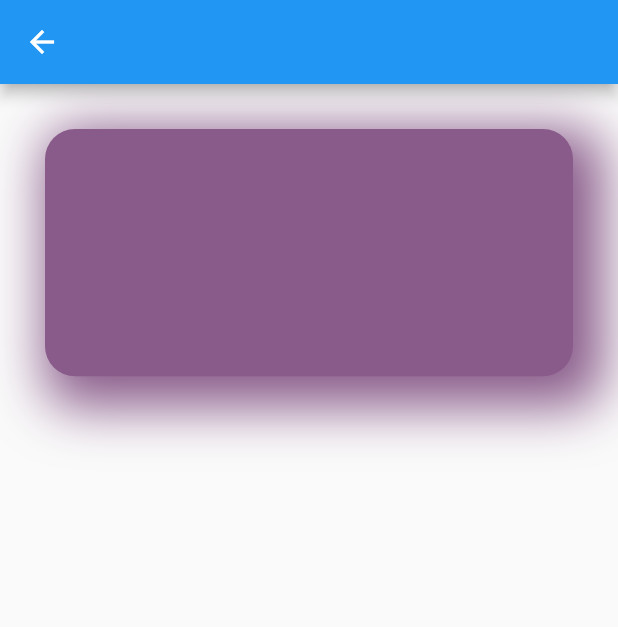
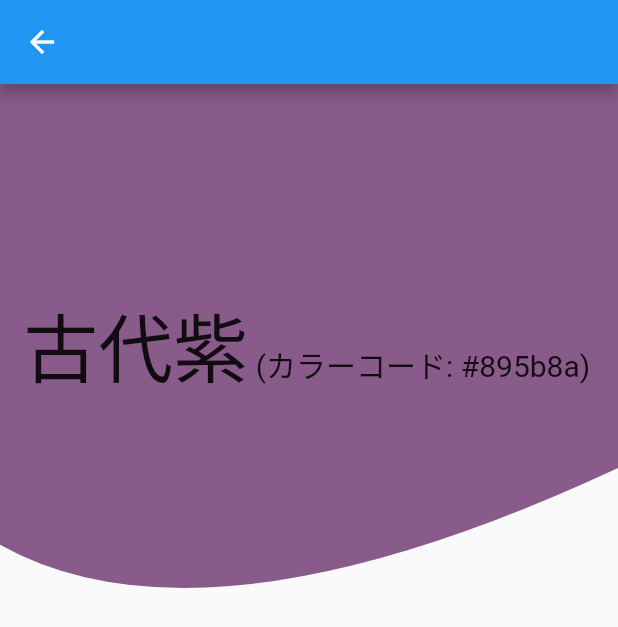
Before and after one commit to a5chin/Color-App, a Flutter app: the screen it shows after launch, after a tap on "古代紫", on a phone screen of 412 x 824 dp. Shown: the top 627 px of the screen. Run offline on Flutter 3.47's test engine with Material 2 defaults, Android fonts, the phone set to English and light mode, and no system bars; our stand-ins replace google_fonts.

Commit message:
Develop (#9)
* create hexcolor class (#1)

* create details.dart (#2)

* create hexcolor class (#4)

* create hexcolor class (#6)

* Feature/details (#8)

* create details.dart

* Develop (#3)

* create hexcolor class (#1)

* create details.dart (#2)

* Develop (#5)

* create hexcolor class (#1)

* create details.dart (#2)

* create hexcolor class (#4)

* create ColorList

* modified Details class

* modified design

* add copy object

Co-authored-by: Eigo Hara <hara.e@MD.LOCAL>

Co-authored-by: Eigo Hara <hara.e@MD.LOCAL>

```diff
--- a/lib/main.dart
+++ b/lib/main.dart
@@ -1,6 +1,5 @@
 import 'package:flutter/material.dart';
-import 'models/hexcolor.dart';
-import 'models/details.dart';
+import 'models/colorlist.dart';
 
 void main() {
   runApp(const MyApp());
@@ -44,44 +43,17 @@ class _MyHomePageState extends State<MyHomePage> {
     List<String> _names = ['古代紫', '茄子紺', '二藍', '京紫', '蒲葡', '若紫'];
 
     return Scaffold(
-        appBar: AppBar(
-          title: Text(widget.title),
-        ),
-        body: ListView(children: <Widget>[
-          for (var i = 0; i < _colors.length; i++)
-            GestureDetector(
-              child: Hero(
-                tag: '1',
-                child: Container(
-                  height: _size.height / 6,
-                  width: _size.width,
-                  margin: const EdgeInsets.all(30),
-                  decoration: BoxDecoration(
-                    color: HexColor(_colors[i]),
-                    borderRadius: BorderRadius.circular(20.0),
-                    boxShadow: [
-                      BoxShadow(
-                        color: HexColor(_colors[i]),
-                        spreadRadius: 10.0,
-                        blurRadius: 30.0,
-                        offset: const Offset(10, 10),
-                      ),
-                    ],
-                  ),
-                  child: Center(child: Text(_names[i])),
-                ),
-              ),
-              onTap: () {
-                Navigator.push(
-                  context,
-                  MaterialPageRoute(
-                    builder: (context) {
-                      return Details();
-                    },
-                  ),
-                );
-              },
-            ),
-        ]));
+      appBar: AppBar(
+        title: Text(widget.title),
+      ),
+      body: ListView(children: <Widget>[
+        for (var i = 0; i < _colors.length; i += 2)
+          Row(
+            children: <Widget>[
+              ColorList(_size.height, (_size.width - 120) / 2, _colors[i], _names[i]),
+              ColorList(_size.height, (_size.width - 120) / 2, _colors[i + 1], _names[i + 1])
+            ]
+          )
+      ]));
   }
 }
--- /dev/null
+++ b/lib/models/colorlist.dart
@@ -0,0 +1,56 @@
+import 'package:flutter/material.dart';
+import 'package:google_fonts/google_fonts.dart';
+import './hexcolor.dart';
+import '../models/details.dart';
+
+class ColorList extends StatelessWidget {
+  double height;
+  double width;
+  String color;
+  String name;
+
+  ColorList(this.height, this.width, this.color, this.name);
+
+  @override
+  Widget build(BuildContext context) {
+    const String _style = 'Yuji Syuku';
+
+    return GestureDetector(
+      child: Hero(
+        tag: color,
+        child: Container(
+          height: height / 6,
+          width: width,
+          margin: const EdgeInsets.all(30),
+          decoration: BoxDecoration(
+            color: HexColor(color),
+            borderRadius: BorderRadius.circular(20.0),
+            boxShadow: [
+              BoxShadow(
+                color: HexColor(color),
+                spreadRadius: 10.0,
+                blurRadius: 30.0,
+                offset: const Offset(10, 10),
+              ),
+            ],
+          ),
+          child: Center(
+              child: Text(
+            name,
+            style: GoogleFonts.getFont(_style, fontSize: 45),
+          )),
+        ),
+      ),
+      onTap: () {
+        Navigator.push(
+          context,
+          MaterialPageRoute(
+            builder: (context) {
+              return Details(color, name);
+            },
+          ),
+        );
+      },
+    );
+  }
+}
--- a/lib/models/details.dart
+++ b/lib/models/details.dart
@@ -1,35 +1,65 @@
 import 'package:flutter/material.dart';
+import 'package:google_fonts/google_fonts.dart';
 import './hexcolor.dart';
 
 class Details extends StatelessWidget {
-  Details({Key? key}) : super(key: key);
+  String color;
+  String name;
+
+  Details(this.color, this.name);
 
   @override
   Widget build(BuildContext context) {
     final Size _size = MediaQuery.of(context).size;
 
     return Scaffold(
-      appBar: AppBar(),
-      body: Hero(
-        tag: '1',
-        child: Container(
-          height: _size.height / 5,
-          width: _size.width,
-          margin: const EdgeInsets.all(30),
-          decoration: BoxDecoration(
-            color: HexColor('895b8a'),
-            borderRadius: BorderRadius.circular(20.0),
-            boxShadow: [
-              BoxShadow(
-                color: HexColor('895b8a'),
-                spreadRadius: 10.0,
-                blurRadius: 30.0,
-                offset: const Offset(10, 10),
-              ),
-            ],
+        appBar: AppBar(),
+        body: ClipPath(
+          child: Container(
+            color: HexColor(color),
+            child: Column(
+              children: <Widget>[
+                Hero(
+                    tag: color,
+                    child: Padding(
+                        padding: EdgeInsets.only(top: _size.height / 6),
+                        child: Center(
+                          child: SelectableText.rich(
+                            TextSpan(children: <TextSpan>[
+                              TextSpan(
+                                  text: name,
+                                  style: GoogleFonts.getFont('Yuji Syuku',
+                                      fontSize: 50)),
+                              TextSpan(
+                                  text: ' (カラーコード: #$color)',
+                                  style: const TextStyle(
+                                    fontSize: 20,
+                                  ))
+                            ]),
+                          ),
+                        ))),
+              ],
+            ),
           ),
-        ),
-      ),
-    );
+          clipper: CustomClipPath(),
+        ));
   }
 }
+
+class CustomClipPath extends CustomClipper<Path> {
+  var radius = 10.0;
+  @override
+  Path getClip(Size size) {
+    Path path = Path();
+    path.lineTo(0, size.height / 5 * 2);
+    path.quadraticBezierTo(
+        size.width / 3, size.height / 2, size.width, size.height / 3);
+    path.lineTo(size.width, 0);
+    path.close();
+
+    return path;
+  }
+
+  @override
+  bool shouldReclip(CustomClipper<Path> oldClipper) => false;
+}
--- a/pubspec.yaml
+++ b/pubspec.yaml
@@ -34,6 +34,7 @@ dependencies:
   # The following adds the Cupertino Icons font to your application.
   # Use with the CupertinoIcons class for iOS style icons.
   cupertino_icons: ^1.0.2
+  google_fonts: ^2.2.0
 
 dev_dependencies:
   flutter_test:
```
Also changed, not shown: pubspec.lock, 13 other files.
